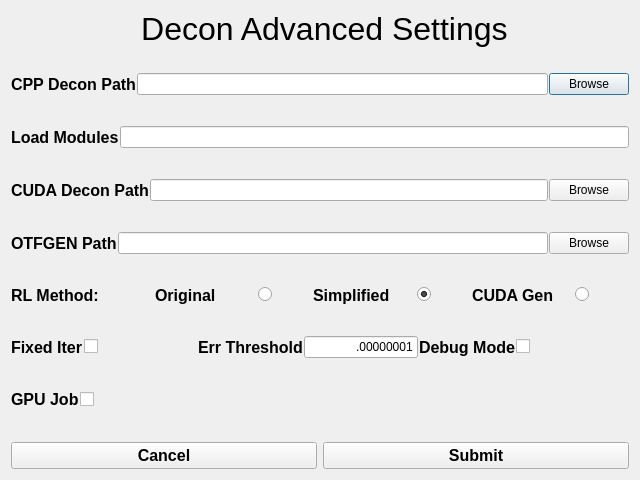
Old version of the form deconadvanced.ui in the repository abcucberkeley/PetaKit5D-GUI.
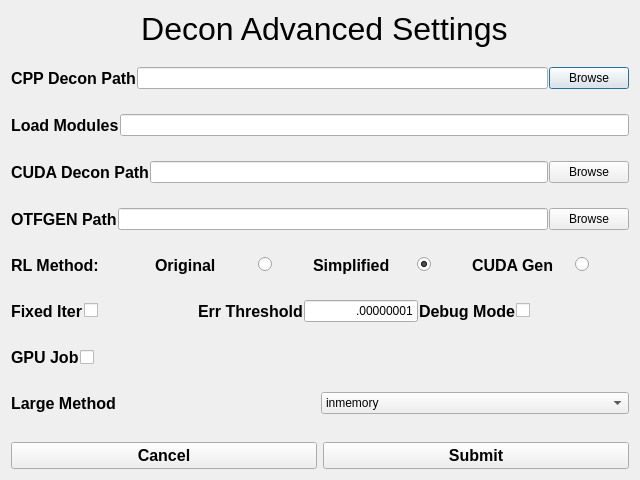
New version of the form.

Patch:
```diff
--- a/deconadvanced.ui
+++ b/deconadvanced.ui
@@ -21,7 +21,7 @@
   </property>
   <layout class="QGridLayout" name="gridLayout" rowstretch="0,10,0">
    <item row="1" column="0">
-    <layout class="QVBoxLayout" name="verticalLayout" stretch="0,0,0,0,0,0,0,0,0,0,0,0,0">
+    <layout class="QVBoxLayout" name="verticalLayout" stretch="0,0,0,0,0,0,0,0,0,0,0,0,0,0,0">
      <property name="spacing">
       <number>1</number>
      </property>
@@ -35,7 +35,6 @@
          <property name="font">
           <font>
            <pointsize>12</pointsize>
-           <weight>75</weight>
            <bold>true</bold>
           </font>
          </property>
@@ -95,7 +94,6 @@
          <property name="font">
           <font>
            <pointsize>12</pointsize>
-           <weight>75</weight>
            <bold>true</bold>
           </font>
          </property>
@@ -142,7 +140,6 @@
          <property name="font">
           <font>
            <pointsize>12</pointsize>
-           <weight>75</weight>
            <bold>true</bold>
           </font>
          </property>
@@ -202,7 +199,6 @@
          <property name="font">
           <font>
            <pointsize>12</pointsize>
-           <weight>75</weight>
            <bold>true</bold>
           </font>
          </property>
@@ -262,7 +258,6 @@
          <property name="font">
           <font>
            <pointsize>12</pointsize>
-           <weight>75</weight>
            <bold>true</bold>
           </font>
          </property>
@@ -284,7 +279,6 @@
            <property name="font">
             <font>
              <pointsize>12</pointsize>
-             <weight>75</weight>
              <bold>true</bold>
             </font>
            </property>
@@ -340,7 +334,6 @@
            <property name="font">
             <font>
              <pointsize>12</pointsize>
-             <weight>75</weight>
              <bold>true</bold>
             </font>
            </property>
@@ -396,7 +389,6 @@
            <property name="font">
             <font>
              <pointsize>12</pointsize>
-             <weight>75</weight>
              <bold>true</bold>
             </font>
            </property>
@@ -476,7 +468,6 @@
          <property name="font">
           <font>
            <pointsize>12</pointsize>
-           <weight>75</weight>
            <bold>true</bold>
            <strikeout>false</strikeout>
            <kerning>true</kerning>
@@ -508,7 +499,6 @@
          <property name="font">
           <font>
            <pointsize>12</pointsize>
-           <weight>75</weight>
            <bold>true</bold>
            <strikeout>false</strikeout>
            <kerning>true</kerning>
@@ -546,7 +536,6 @@
          <property name="font">
           <font>
            <pointsize>12</pointsize>
-           <weight>75</weight>
            <bold>true</bold>
            <strikeout>false</strikeout>
            <kerning>true</kerning>
@@ -604,7 +593,6 @@
          <property name="font">
           <font>
            <pointsize>12</pointsize>
-           <weight>75</weight>
            <bold>true</bold>
            <strikeout>false</strikeout>
            <kerning>true</kerning>
@@ -639,6 +627,53 @@
        </item>
       </layout>
      </item>
+     <item>
+      <spacer name="verticalSpacer_7">
+       <property name="orientation">
+        <enum>Qt::Vertical</enum>
+       </property>
+       <property name="sizeType">
+        <enum>QSizePolicy::Preferred</enum>
+       </property>
+       <property name="sizeHint" stdset="0">
+        <size>
+         <width>20</width>
+         <height>10</height>
+        </size>
+       </property>
+      </spacer>
+     </item>
+     <item>
+      <layout class="QHBoxLayout" name="largeMethodHorizontalLayout">
+       <item>
+        <widget class="QLabel" name="largeMethodLabel">
+         <property name="font">
+          <font>
+           <pointsize>12</pointsize>
+           <bold>true</bold>
+          </font>
+         </property>
+         <property name="text">
+          <string>Large Method</string>
+         </property>
+        </widget>
+       </item>
+       <item>
+        <widget class="QComboBox" name="largeMethodComboBox">
+         <item>
+          <property name="text">
+           <string>inmemory</string>
+          </property>
+         </item>
+         <item>
+          <property name="text">
+           <string>inplace</string>
+          </property>
+         </item>
+        </widget>
+       </item>
+      </layout>
+     </item>
     </layout>
    </item>
    <item row="2" column="0">
```
Left out of the diff: 2 changed lines with no effect on the pictures.
